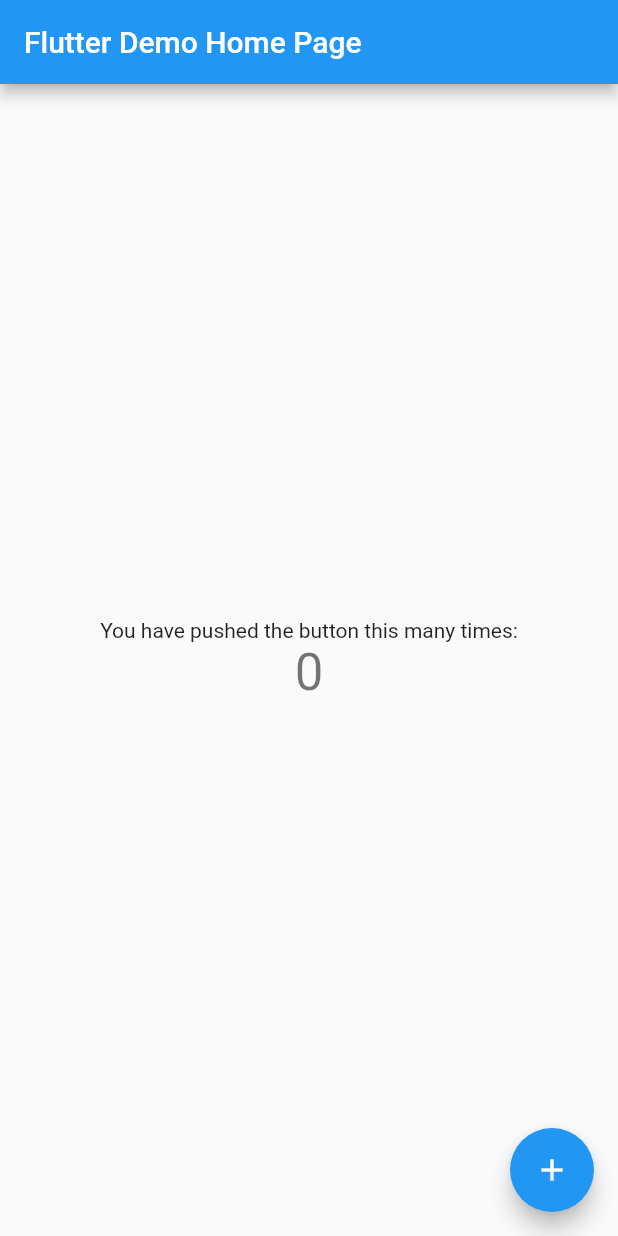
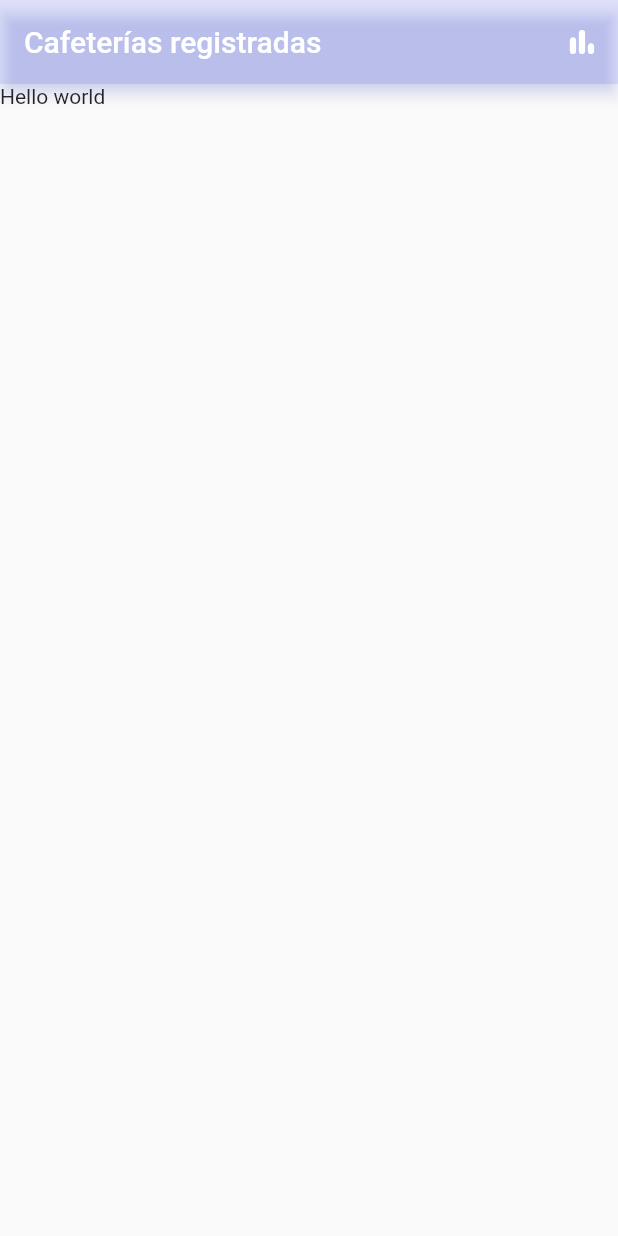
Before and after one commit to 7yrionLannister/is-it-crowded, a Flutter app: the screen it shows after launch, on a phone screen of 412 x 824 dp. Run offline on Flutter 3.47's test engine with Material 2 defaults, Android fonts, the phone set to English and light mode, and no system bars; our stand-ins replace flutter_native_splash.

Commit message:
Initial configuration of state, theme and widgets

```diff
--- a/lib/main.dart
+++ b/lib/main.dart
@@ -19,58 +19,59 @@ class MyApp extends StatelessWidget {
   @override
   Widget build(BuildContext context) {
     return MaterialApp(
-      title: 'Flutter Demo',
+      title: 'Cafeterías registradas',
       theme: ThemeData(
-        primarySwatch: Colors.blue,
+        //primarySwatch: Colors.blue,
+        appBarTheme: const AppBarTheme(
+          backgroundColor: Color(0x1c162eff),
+          foregroundColor: Color(0xffffffff),
+          shadowColor: Color(0x555062ff),
+        ),
       ),
-      home: const MyHomePage(title: 'Flutter Demo Home Page'),
+      home: const CafeteriasListPage(),
     );
   }
 }
 
-class MyHomePage extends StatefulWidget {
-  const MyHomePage({Key? key, required this.title}) : super(key: key);
-
-  final String title;
+class CafeteriasListPage extends StatefulWidget {
+  const CafeteriasListPage({Key? key}) : super(key: key);
 
   @override
-  State<MyHomePage> createState() => _MyHomePageState();
+  State<CafeteriasListPage> createState() => _CafeteriasListPageState();
 }
 
-class _MyHomePageState extends State<MyHomePage> {
-  int _counter = 0;
-
-  void _incrementCounter() {
-    setState(() {
-      _counter++;
-    });
-  }
+class _CafeteriasListPageState extends State<CafeteriasListPage> {
+  final _cafeterias = [
+    Cafeteria("Cafetería central Isabela", 1600, 400),
+    Cafeteria("Restaurante Bristo", 1000, 25),
+    Cafeteria("Restaurante Snack Café", 80, 20),
+  ];
 
   @override
   Widget build(BuildContext context) {
     return Scaffold(
       appBar: AppBar(
-        title: Text(widget.title),
+        title: const Text("Cafeterías registradas"),
+        actions: [
+          IconButton(
+              onPressed: navigateToForecastPage,
+              icon: const Icon(Icons.bar_chart_rounded),
+              tooltip: "Predecir ocupación",
+          ),
+        ],
       ),
-      body: Center(
-        child: Column(
-          mainAxisAlignment: MainAxisAlignment.center,
-          children: <Widget>[
-            const Text(
-              'You have pushed the button this many times:',
-            ),
-            Text(
-              '$_counter',
-              style: Theme.of(context).textTheme.headline4,
-            ),
-          ],
-        ),
-      ),
-      floatingActionButton: FloatingActionButton(
-        onPressed: _incrementCounter,
-        tooltip: 'Increment',
-        child: const Icon(Icons.add),
-      ), // This trailing comma makes auto-formatting nicer for build methods.
+      body: const Text("Hello world") // TODO configurar la lista,
     );
   }
+
+  void navigateToForecastPage() {}
 }
+
+class Cafeteria {
+  String name;
+  DateTime? lastUpdated;
+  int maxCapacity;
+  int tables;
+
+  Cafeteria(this.name, this.maxCapacity, this.tables) {}
+}
```
